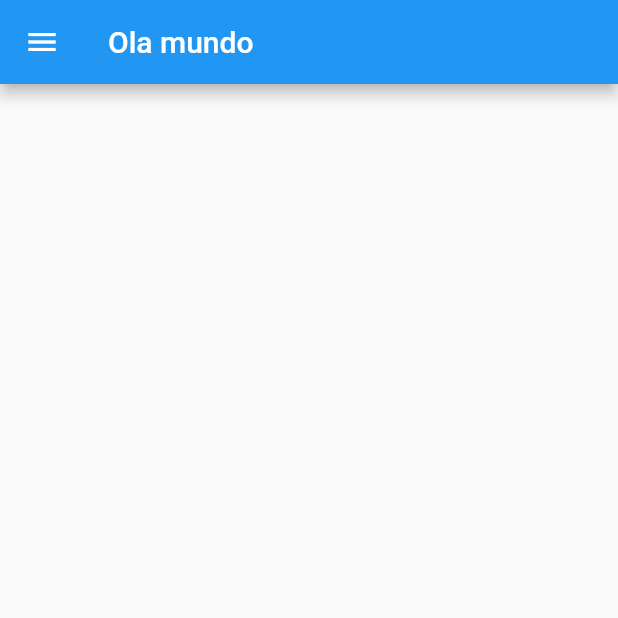
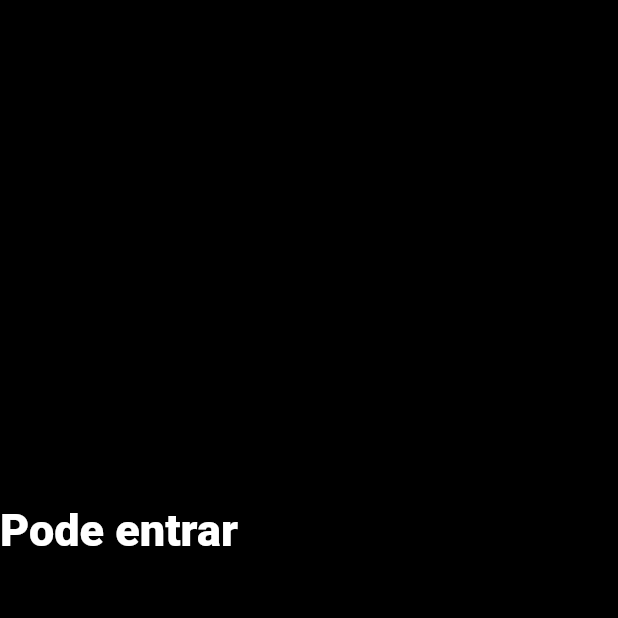
Before and after one commit to Cleber-0101/app_contador, a Flutter app: the screen it shows after launch, on a phone screen of 412 x 824 dp, the top half of it. Run offline on Flutter 3.47's test engine with Material 2 defaults, Android fonts, the phone set to English and light mode, and no system bars; statements that could not run were skipped.

Commit message:
Estilizando e adicionando coluna

```diff
--- a/lib/main.dart
+++ b/lib/main.dart
@@ -19,10 +19,22 @@ class HomePage extends StatelessWidget {
   @override
   Widget build(BuildContext context) {
     return Scaffold(
-      appBar: AppBar(
-        title: const Text("Ola mundo"),
-      ),
-      drawer: Drawer(),
-    );
+      backgroundColor: Colors.black,
+        body: Column(
+      mainAxisAlignment: MainAxisAlignment.center,
+      children: const [
+        Text(
+          "Pode entrar",
+          style: TextStyle(
+            fontSize: 30,
+            color: Colors.white,
+            fontWeight: FontWeight.w900
+          ),
+        ),
+        Text("0" ,
+        style: TextStyle(fontSize: 100 , color: ),
+        )
+      ],
+    ));
   }
 }
```
